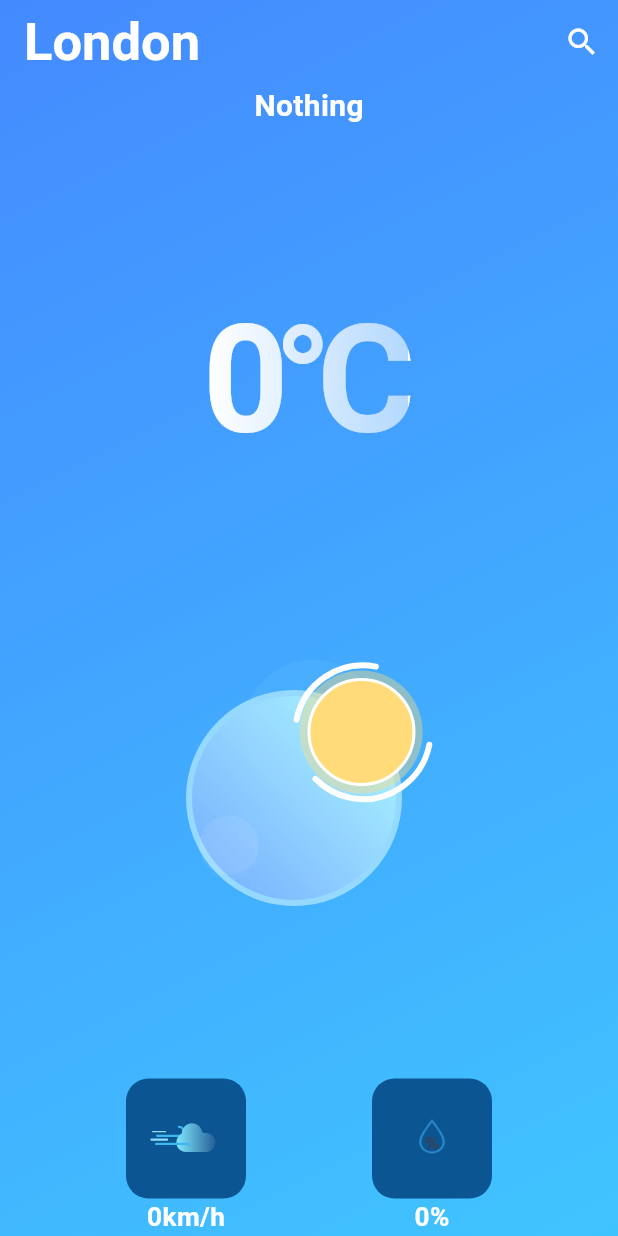
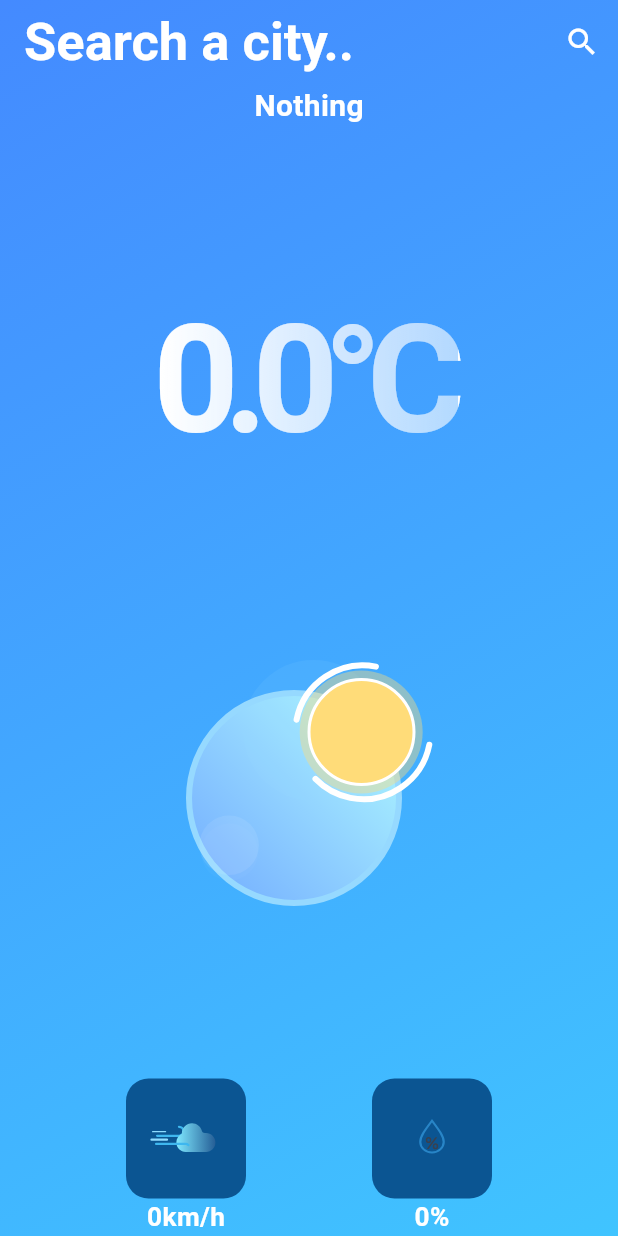
Before and after one commit to AleckDHolly/flutter_ui_7, a Flutter app: the screen it shows after launch, on a phone screen of 412 x 824 dp. Run offline on Flutter 3.47's test engine with Material 3 defaults, Android fonts, the phone set to English and light mode, and no system bars; drawn by our look-alikes of simple_gradient_text; our stand-ins replace geocoding, geolocator, lottie.

Commit message:
made app work on real device

```diff
--- a/lib/pages/home_page.dart
+++ b/lib/pages/home_page.dart
@@ -29,7 +29,7 @@ class _HomePageState extends State<HomePage> {
         _weather = weather;
       });
     } catch (e) {
-      debugPrint(e.toString());
+      debugPrint("${e.toString()} fuck");
     }
   }
 
@@ -86,7 +86,7 @@ class _HomePageState extends State<HomePage> {
         backgroundColor: Colors.transparent,
         //cityName
         title: Text(
-          _weather?.cityName ?? "London",
+          _weather?.cityName ?? "Search a city..",
           style: TextStyle(
             color: Colors.white,
             fontWeight: FontWeight.bold,
@@ -154,7 +154,7 @@ class _HomePageState extends State<HomePage> {
                       fontWeight: FontWeight.w600),
                 ),
                 GradientText(
-                  "${_weather?.temperature.round() ?? 0}°C",
+                  "${_weather?.temperature.round() ?? 0.0}°C",
                   style: TextStyle(
                       color: Colors.white,
                       fontSize: 100,
```
Also changed, not shown: 1 other file.
